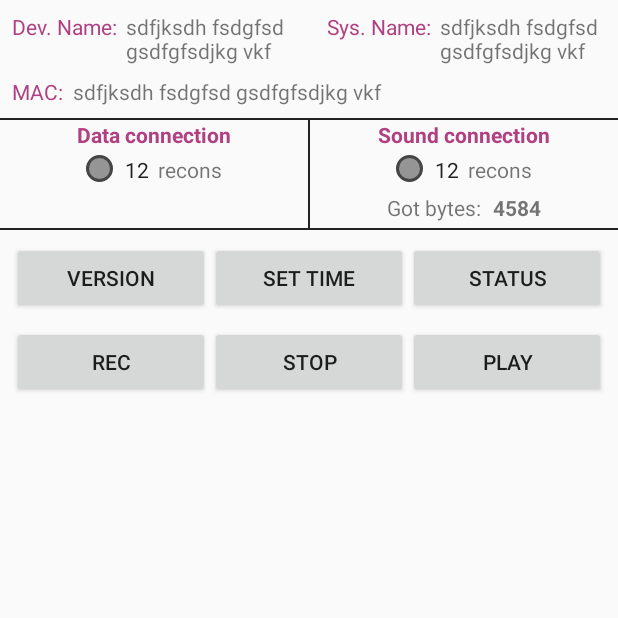
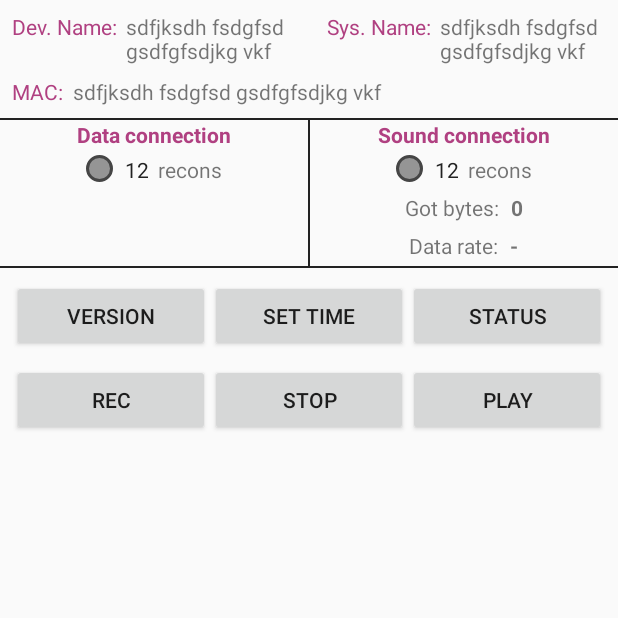
Before and after one commit to stas-perchenko/bt-recorder, an Android app: the MainActivity screen opened directly, with no data from a screen before it, on a phone screen of 412 x 824 dp, the top half of it. Run offline under Robolectric (Android 15) with nearby library versions, the phone set to English and light mode, and no system bars; 1 statement that could not run was skipped.

Commit message:
Measuring input audio data rate

```diff
--- a/app/build.gradle
+++ b/app/build.gradle
@@ -10,8 +10,8 @@ android {
         applicationId "com.alperez.btrecorder"
         minSdkVersion 16
         targetSdkVersion 24
-        versionCode 4
-        versionName "1.0.3"
+        versionCode 5
+        versionName "1.0.4"
         testInstrumentationRunner "android.support.test.runner.AndroidJUnitRunner"
     }
 
--- a/app/src/main/java/com/alperez/bt_microphone/bluetoorh/connector/sound/OnBinaryDataReceivedListener.java
+++ b/app/src/main/java/com/alperez/bt_microphone/bluetoorh/connector/sound/OnSoundDataReceivedListener.java
@@ -4,6 +4,7 @@ package com.alperez.bt_microphone.bluetoorh.connector.sound;
  * Created by stanislav.perchenko on 3/18/2017.
  */
 
-public interface OnBinaryDataReceivedListener {
+public interface OnSoundDataReceivedListener {
     void onDataReceiver(byte[] buffer, int offcet, int nBytes);
+    void onDataRateMeasured(float bps);
 }
--- a/app/src/main/res/layout/activity_main.xml
+++ b/app/src/main/res/layout/activity_main.xml
@@ -193,8 +193,7 @@
                     android:layout_width="wrap_content"
                     android:layout_height="wrap_content"
                     android:orientation="horizontal"
-                    android:layout_marginTop="6dp"
-                    android:layout_marginBottom="4dp">
+                    android:layout_marginTop="6dp" >
                     <TextView
                         android:layout_width="wrap_content"
                         android:layout_height="wrap_content"
@@ -204,7 +203,25 @@
                         android:layout_width="wrap_content"
                         android:layout_height="wrap_content"
                         android:textStyle="bold"
-                        android:text="4584"/>
+                        android:text="0"/>
+                </LinearLayout>
+
+                <LinearLayout
+                    android:layout_width="wrap_content"
+                    android:layout_height="wrap_content"
+                    android:orientation="horizontal"
+                    android:layout_marginTop="6dp"
+                    android:layout_marginBottom="4dp">
+                    <TextView
+                        android:layout_width="wrap_content"
+                        android:layout_height="wrap_content"
+                        android:layout_marginRight="8dp"
+                        android:text="Data rate:"/>
+                    <TextView android:id="@+id/sound_data_rate"
+                        android:layout_width="wrap_content"
+                        android:layout_height="wrap_content"
+                        android:textStyle="bold"
+                        android:text="-"/>
                 </LinearLayout>
 
             </LinearLayout>
```
Also changed, not shown: app/src/main/java/com/alperez/bt_microphone/bluetoorh/connector/sound/BtSoundReceiverImpl.java (+23 -2 lines), app/src/main/java/com/alperez/bt_microphone/ui/activity/MainActivity.java (+14 -3 lines).
